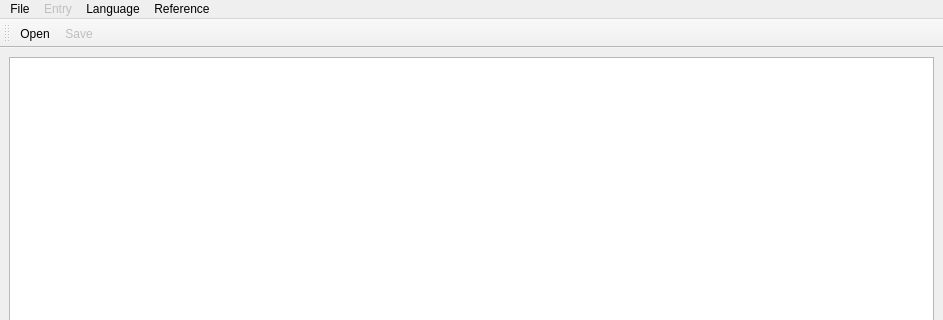
Old version of the form mainwindow.ui in the repository NileET/Qt-CourseProject-Semester-4; both pictures show x 0 to 943 and y 0 to 320 of the 943 by 517 pixel window.
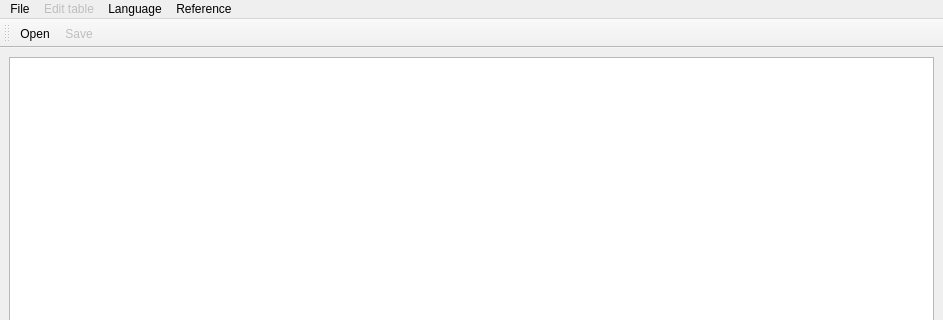
New version of the form. Icons and pictures are not drawn.

Commit message: Добавлено контекстное меню для таблицы с возможностью добавления и удаления строки. Изменено имя главного окна.

```diff
--- a/mainwindow.ui
+++ b/mainwindow.ui
@@ -50,7 +50,7 @@
      <bool>false</bool>
     </property>
     <property name="title">
-     <string>Entry</string>
+     <string>Edit table</string>
     </property>
     <addaction name="actionAdd"/>
     <addaction name="actionRemove"/>
```
Left out of the diff: 12 changed lines with no effect on the pictures. The commit also changes 4 other files.
